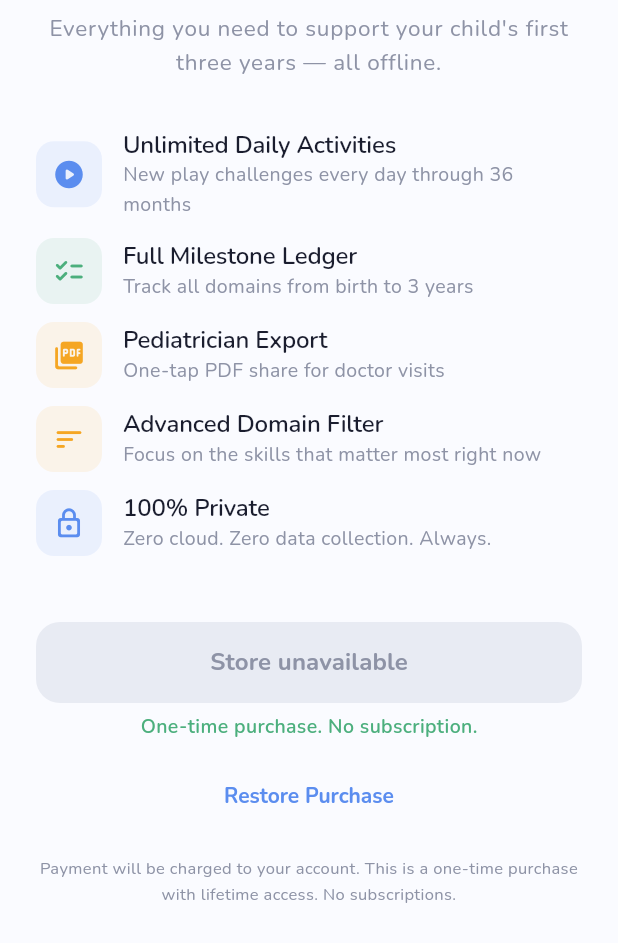
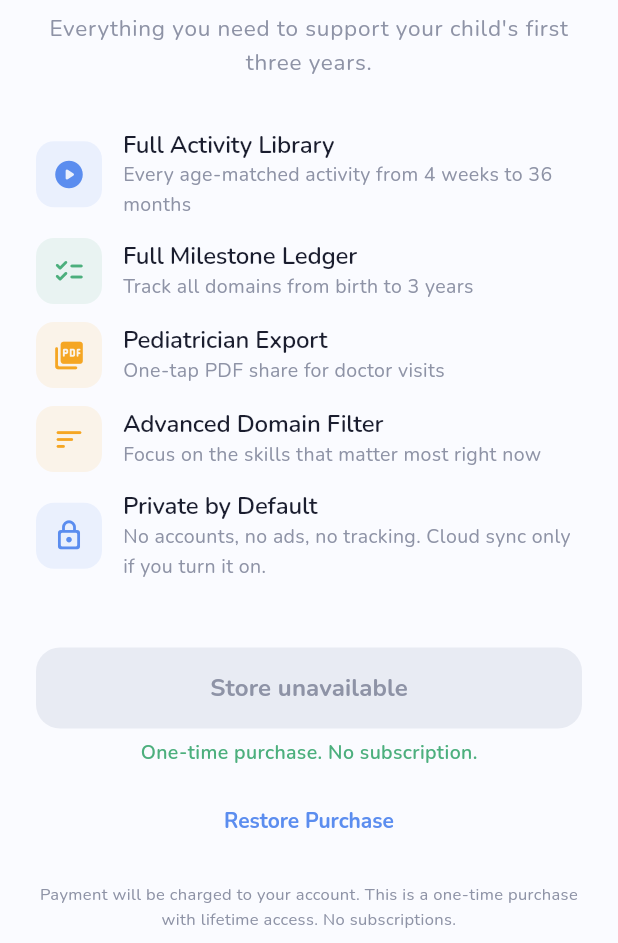
Before and after one commit to nikkyzam/Kids-app, a Flutter app: the PaywallScreen screen opened directly, on a phone screen of 412 x 824 dp, the part 293-1236 px from its top. Run offline on Flutter 3.47's test engine with Material 3 defaults, Android fonts, the phone set to English and light mode, and no system bars; our stand-ins replace confetti, file_picker, flutter_local_notifications, image_picker, in_app_purchase, pdf and 7 more; accounts and stored records are empty.

Commit message:
fix: make the product claims true and stop syncing photos that cannot travel
Three marketing claims did not match what the app does.

The paywall sold "Unlimited Daily Activities — New play challenges every day
through 36 months". The daily activity is band[dayOfYear % band.length], and
every age band from 16 weeks onward holds exactly four activities, so it is a
four-day loop: a 6-month-old's parent sees 4 distinct activities in 30 days,
and in the 117-156 week band those four repeat about 68 times. Reworded to
describe the library that exists.

"100% Private — Zero cloud. Zero data collection. Always." and the onboarding
line "No accounts. No cloud. Just play." stopped being true when Supabase
family sharing shipped; the paywall hero also claimed "all offline". All now
say private-by-default, which is accurate: nothing leaves the device unless the
parent turns sharing on. Same correction applied to the package description and
the README overview.

Photo memories are no longer synced. Only the on-device file path was ever
uploaded, never the image, so a co-parent received tiles that could not resolve
to a picture. Photos now stay on the device that captured them, PRIVACY.md
says so, and a genuinely missing file explains itself instead of showing a bare
broken-image glyph.

The content gap itself remains: 50 activities, four per age band past 16 weeks.
That is a writing job, not a code one.

Co-Authored-By: Claude Opus 5 <noreply@anthropic.com>

```diff
--- a/lib/screens/onboarding/onboarding_screen.dart
+++ b/lib/screens/onboarding/onboarding_screen.dart
@@ -158,7 +158,10 @@ class _OnboardingScreenState extends State<OnboardingScreen> {
             style: Theme.of(context).textTheme.displayLarge),
         const SizedBox(height: 10),
         Text(
-          'No accounts. No cloud. Just play.',
+          // The app has optional accounts and cloud sync for family sharing,
+          // so the old "No accounts. No cloud." line was no longer true. What
+          // is still true is that nothing leaves the device on its own.
+          'No ads. No tracking. Just play.',
           style: Theme.of(context)
               .textTheme
               .bodyLarge
--- a/lib/screens/paywall/paywall_screen.dart
+++ b/lib/screens/paywall/paywall_screen.dart
@@ -102,7 +102,7 @@ class _PaywallScreenState extends State<PaywallScreen> {
             textAlign: TextAlign.center),
         const SizedBox(height: 8),
         Text(
-          'Everything you need to support your child\'s first three years — all offline.',
+          'Everything you need to support your child\'s first three years.',
           textAlign: TextAlign.center,
           style: Theme.of(context)
               .textTheme
@@ -115,11 +115,14 @@ class _PaywallScreenState extends State<PaywallScreen> {
 
   Widget _buildFeatureList() {
     final features = [
+      // Describes the library as it actually is. The daily activity is drawn
+      // from the handful matching the child's current age band, so promising a
+      // new challenge every day was not something the content could deliver.
       const _Feature(
           Icons.play_circle_rounded,
           AppTheme.primary,
-          'Unlimited Daily Activities',
-          'New play challenges every day through 36 months'),
+          'Full Activity Library',
+          'Every age-matched activity from 4 weeks to 36 months'),
       const _Feature(Icons.checklist_rounded, AppTheme.success,
           'Full Milestone Ledger', 'Track all domains from birth to 3 years'),
       const _Feature(Icons.picture_as_pdf_rounded, AppTheme.secondary,
@@ -129,8 +132,14 @@ class _PaywallScreenState extends State<PaywallScreen> {
           AppTheme.cognitiveColor,
           'Advanced Domain Filter',
           'Focus on the skills that matter most right now'),
-      const _Feature(Icons.lock_outline_rounded, AppTheme.grossMotorColor,
-          '100% Private', 'Zero cloud. Zero data collection. Always.'),
+      // "Zero cloud, always" stopped being true when family sharing shipped.
+      // Private-by-default is the accurate claim: nothing leaves the device
+      // unless the parent turns sharing on.
+      const _Feature(
+          Icons.lock_outline_rounded,
+          AppTheme.grossMotorColor,
+          'Private by Default',
+          'No accounts, no ads, no tracking. Cloud sync only if you turn it on.'),
     ];
 
     return Column(
--- a/pubspec.yaml
+++ b/pubspec.yaml
@@ -1,5 +1,5 @@
 name: playsteps
-description: Daily play activities and milestone tracking for parents. No cloud, no accounts.
+description: Daily play activities and milestone tracking for parents. Private by default, with optional family sync.
 version: 1.0.0+1
 publish_to: none
 
```
Also changed, not shown: lib/screens/memories/memories_timeline_screen.dart (+18 -2 lines), lib/services/sync_service.dart (+4 -86 lines), 3 other files.
